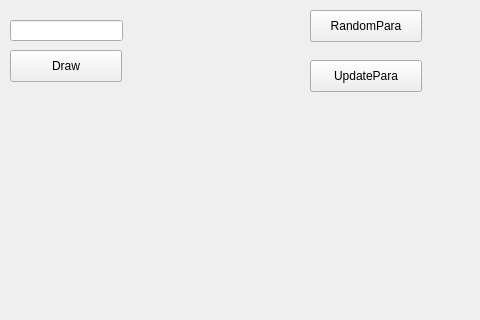
caihuayi/ANN-Simulator, file ANN-Simulator/mainwindow.ui: the form before one commit; both pictures show x 0 to 480 and y 0 to 320 of the 800 by 600 pixel window.
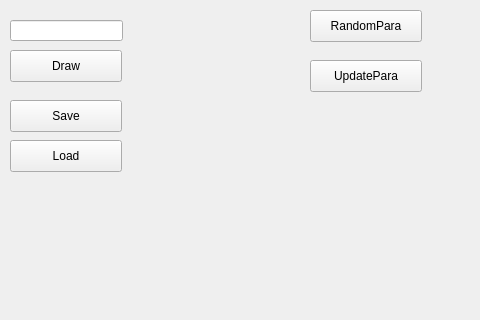
The form after the commit.

```diff
--- a/ANN-Simulator/mainwindow.ui
+++ b/ANN-Simulator/mainwindow.ui
@@ -122,6 +122,32 @@
      <string>Debug</string>
     </property>
    </widget>
+   <widget class="QPushButton" name="button_save">
+    <property name="geometry">
+     <rect>
+      <x>10</x>
+      <y>100</y>
+      <width>112</width>
+      <height>32</height>
+     </rect>
+    </property>
+    <property name="text">
+     <string>Save</string>
+    </property>
+   </widget>
+   <widget class="QPushButton" name="button_load">
+    <property name="geometry">
+     <rect>
+      <x>10</x>
+      <y>140</y>
+      <width>112</width>
+      <height>32</height>
+     </rect>
+    </property>
+    <property name="text">
+     <string>Load</string>
+    </property>
+   </widget>
   </widget>
   <widget class="QMenuBar" name="menubar">
    <property name="geometry">
```
